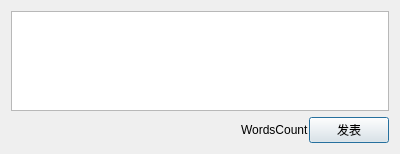
This is UI/sendstatusdialog.ui in zpc930/qt-twitter-client as Qt 5 draws it before an edit. The edited form follows.
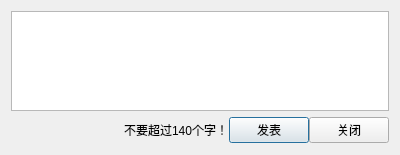
This is the edited form. Icons and pictures are not drawn.

Commit message: finish by lvjin 好累啊！！！

```diff
--- a/UI/sendstatusdialog.ui
+++ b/UI/sendstatusdialog.ui
@@ -7,7 +7,7 @@
     <x>0</x>
     <y>0</y>
     <width>400</width>
-    <height>149</height>
+    <height>155</height>
    </rect>
   </property>
   <property name="sizePolicy">
@@ -80,20 +80,30 @@
        <item>
         <widget class="QLabel" name="label_wordsCount">
          <property name="layoutDirection">
-          <enum>Qt::RightToLeft</enum>
+          <enum>Qt::LeftToRight</enum>
          </property>
          <property name="text">
-          <string>WordsCount</string>
+          <string>不要超过140个字！</string>
          </property>
         </widget>
        </item>
        <item>
         <widget class="QPushButton" name="pushButton_SendStatus">
+         <property name="enabled">
+          <bool>true</bool>
+         </property>
          <property name="text">
           <string>发表</string>
          </property>
         </widget>
        </item>
+       <item>
+        <widget class="QPushButton" name="pushButton_Close">
+         <property name="text">
+          <string>关闭</string>
+         </property>
+        </widget>
+       </item>
       </layout>
      </item>
     </layout>
```
The commit also changes 1 other file.
